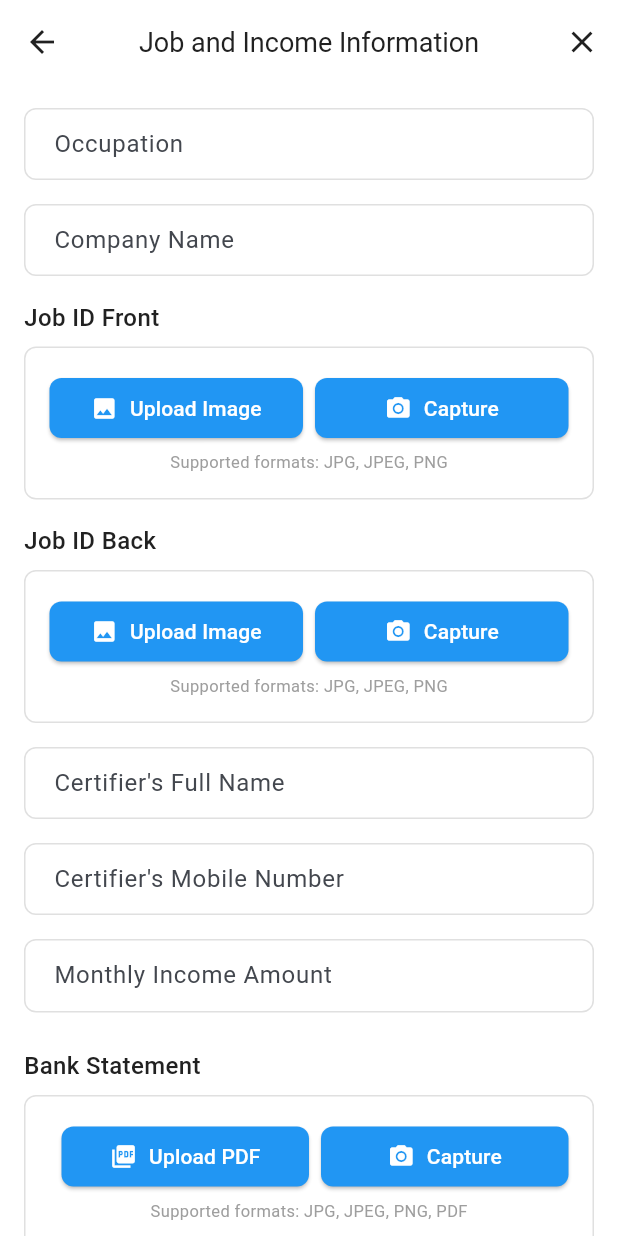
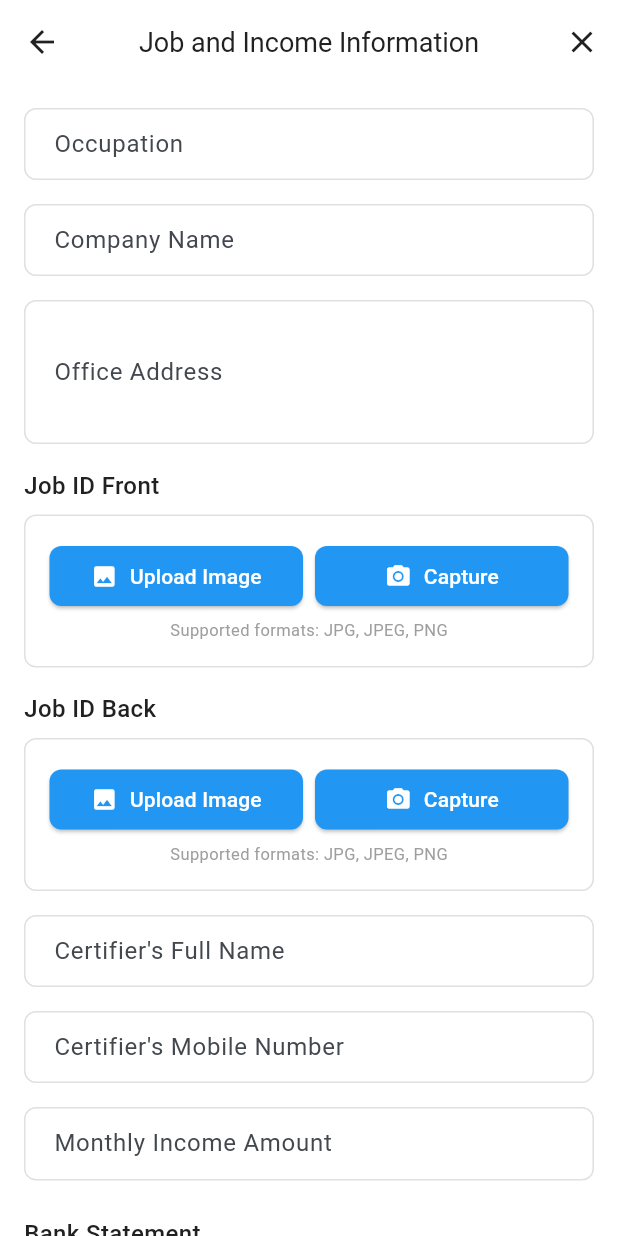
Before and after one commit to muntasir-ifaz574/sahajmobile, a Flutter app: the JobIncomeScreen screen opened by its route, on a phone screen of 412 x 824 dp. Run offline on Flutter 3.47's test engine with Material 3 defaults, Android fonts, the phone set to English and light mode, and no system bars; our stand-ins replace cached_network_image, dio, file_picker, flutter_riverpod, flutter_secure_storage, flutter_svg and 5 more; missing offline and left inert: google_mlkit_text_recognition, syncfusion_flutter_pdf; accounts and stored records are empty.

Commit message:
add office address

```diff
--- a/lib/features/application/screens/job_income_screen.dart
+++ b/lib/features/application/screens/job_income_screen.dart
@@ -26,6 +26,7 @@ class _JobIncomeScreenState extends ConsumerState<JobIncomeScreen> {
   final _formKey = GlobalKey<FormState>();
   final _occupationController = TextEditingController();
   final _companyNameController = TextEditingController();
+  final _officeAddressController = TextEditingController();
   final _certifierNameController = TextEditingController();
   final _certifierMobileController = TextEditingController();
   final _monthlyIncomeController = TextEditingController();
@@ -54,6 +55,7 @@ class _JobIncomeScreenState extends ConsumerState<JobIncomeScreen> {
   void dispose() {
     _occupationController.dispose();
     _companyNameController.dispose();
+    _officeAddressController.dispose();
     _certifierNameController.dispose();
     _certifierMobileController.dispose();
     _monthlyIncomeController.dispose();
@@ -68,6 +70,7 @@ class _JobIncomeScreenState extends ConsumerState<JobIncomeScreen> {
     if (jobInfo != null) {
       _occupationController.text = jobInfo.occupation;
       _companyNameController.text = jobInfo.companyName;
+      _officeAddressController.text = jobInfo.officeAddress ?? '';
       _certifierNameController.text = jobInfo.certifierName;
       _certifierMobileController.text = jobInfo.certifierPhone;
       _monthlyIncomeController.text = jobInfo.monthlyIncome.toString();
@@ -118,6 +121,9 @@ class _JobIncomeScreenState extends ConsumerState<JobIncomeScreen> {
       monthlyIncome: double.tryParse(_monthlyIncomeController.text) ?? 0.0,
       workIdFrontImage: _frontWorkIdImage?.path,
       workIdBackImage: _backWorkIdImage?.path,
+      officeAddress: _officeAddressController.text.trim().isNotEmpty
+          ? _officeAddressController.text.trim()
+          : null,
     );
 
     ref.read(applicationDataProvider.notifier).setJobInfo(jobInfo);
@@ -665,6 +671,24 @@ class _JobIncomeScreenState extends ConsumerState<JobIncomeScreen> {
               ),
               const SizedBox(height: 16),
 
+              // Office Address
+              TextFormField(
+                controller: _officeAddressController,
+                decoration: const InputDecoration(
+                  labelText: 'Office Address',
+                  hintText: 'Please enter your office address',
+                  border: OutlineInputBorder(),
+                ),
+                maxLines: 3,
+                validator: (value) {
+                  if (value == null || value.isEmpty) {
+                    return 'Please enter your office address';
+                  }
+                  return null;
+                },
+              ),
+              const SizedBox(height: 16),
+
               // Job ID Front
               const Text(
                 'Job ID Front',
--- a/lib/shared/models/application_model.dart
+++ b/lib/shared/models/application_model.dart
@@ -120,6 +120,7 @@ class JobInfo {
   final double monthlyIncome;
   final String? workIdFrontImage;
   final String? workIdBackImage;
+  final String? officeAddress;
 
   const JobInfo({
     required this.occupation,
@@ -130,6 +131,7 @@ class JobInfo {
     required this.monthlyIncome,
     this.workIdFrontImage,
     this.workIdBackImage,
+    this.officeAddress,
   });
 
   factory JobInfo.fromJson(Map<String, dynamic> json) =>
--- a/lib/shared/providers/application_provider.dart
+++ b/lib/shared/providers/application_provider.dart
@@ -163,6 +163,7 @@ class ApplicationDataNotifier extends Notifier<ApplicationDataState> {
         'birthDate': personal.dateOfBirth.toIso8601String().split('T').first,
         'occupation': job.occupation,
         'comnpany_name': job.companyName,
+        'worker_office_address': job.officeAddress ?? '',
         'monthly_income': job.monthlyIncome.toString(),
         'certifier_mobile': job.certifierPhone,
         'work_certifier': job.certifierName,
@@ -175,7 +176,8 @@ class ApplicationDataNotifier extends Notifier<ApplicationDataState> {
         'guarantor_nid': guarantor.nidNumber,
         'gaurantor_mobile': guarantor.phoneNumber,
         'present_residential_address_customer': address.addressDetails,
-        'permanent_residential_address_customer': address.permanentAddressDetails,
+        'permanent_residential_address_customer':
+            address.permanentAddressDetails,
         'present_residential_address': guarantor.presentAddress,
         'permanent_residential_address': guarantor.permanentAddress,
         'guarantor_dob': guarantor.dateOfBirth
@@ -201,8 +203,8 @@ class ApplicationDataNotifier extends Notifier<ApplicationDataState> {
         'front_nid': personal.nidFrontImage,
         'back_nid': personal.nidBackImage,
         'job_front': job.workIdFrontImage,
-        // 'job_back': job.workIdBackImage,
-        'job_back_s': job.workIdBackImage,
+        'job_back': job.workIdBackImage,
+        // 'job_back_s': job.workIdBackImage,
         'gaurantor_front_nid': guarantor.nidFrontImage,
         'gaurantor_back_nid': guarantor.nidBackImage,
         'bKash_statement': finalBkashPath,
--- a/lib/shared/services/api_service.dart
+++ b/lib/shared/services/api_service.dart
@@ -198,8 +198,8 @@ class ApiService {
         'front_nid',
         'back_nid',
         'job_front',
-        // 'job_back',
-        'job_back_s',
+        'job_back',
+        // 'job_back_s',
         'gaurantor_front_nid',
         'gaurantor_back_nid',
       ];
@@ -247,7 +247,7 @@ class ApiService {
       );
 
       final response = await _dio.post(
-        '/customer_verify_and_saves',
+        '/customer_verify_and_save',
         data: formData,
       );
 
```
Also changed, not shown: lib/shared/models/application_model.g.dart.
